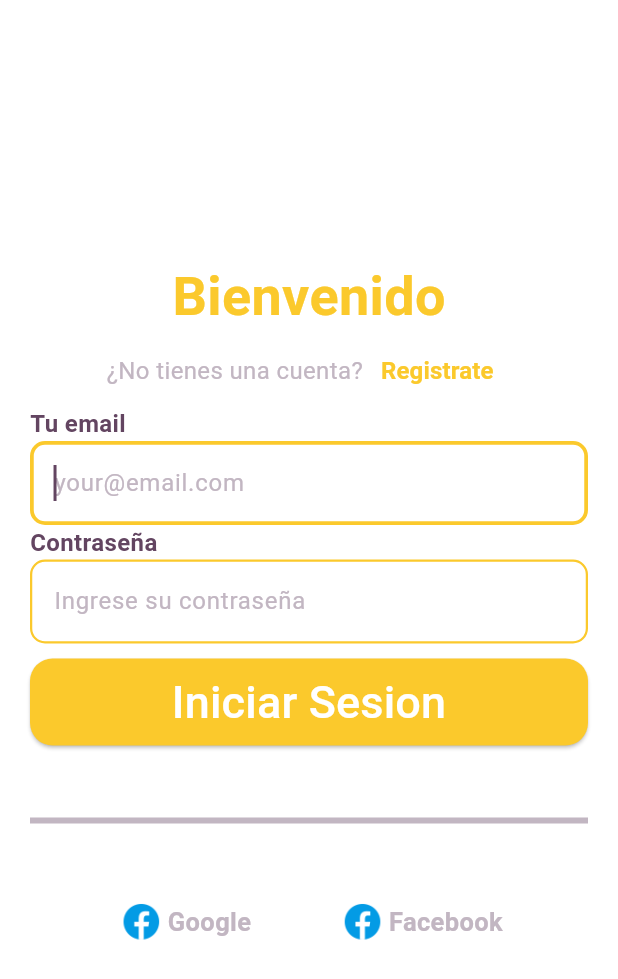
After one commit to ETenorioE/horno, a Flutter app: the LoginScreen screen opened by its route, on a phone screen of 412 x 824 dp. The commit adds this screen. Shown: the top 979 px of the screen. Run offline on Flutter 3.47's test engine with Material 2 defaults, Android fonts, the phone set to English and light mode, and no system bars; our stand-ins replace cached_network_image, google_fonts; network calls fail.

Commit message:
UI Login

```diff
--- a/lib/page/index.dart
+++ b/lib/page/index.dart
@@ -1,3 +1,5 @@
+export 'package:horno/page/login_screen.dart';
+
 export 'package:horno/page/voucher_page.dart';
 export 'package:horno/page/notification_page.dart';
 export 'package:horno/page/local_page.dart';
--- /dev/null
+++ b/lib/page/login_screen.dart
@@ -0,0 +1,222 @@
+import 'package:flutter/material.dart';
+import 'package:horno/page/index.dart';
+import 'package:horno/theme/theme.dart';
+
+class LoginScreen extends StatelessWidget {
+  const LoginScreen({Key? key}) : super(key: key);
+
+  @override
+  Widget build(BuildContext context) {
+    return Scaffold(
+      backgroundColor: ColorsApp.colorLight,
+      body: Center(
+        child: Padding(
+          padding: EdgeInsets.only(
+            left: Medidas.mypadding,
+            right: Medidas.mypadding,
+          ),
+          child: SingleChildScrollView(
+            child: Column(
+              mainAxisAlignment: MainAxisAlignment.center,
+              children: [
+                Text(
+                  'Bienvenido',
+                  style: TextStyle(
+                      fontSize: 36,
+                      fontWeight: FontWeight.bold,
+                      color: ColorsApp.colorPrimary),
+                ),
+                Row(
+                  mainAxisAlignment: MainAxisAlignment.center,
+                  children: [
+                    Text(
+                      '¿No tienes una cuenta?',
+                      style: TextStyle(
+                        color: ColorsApp.colorText,
+                        fontSize: 16,
+                      ),
+                    ),
+                    TextButton(
+                      onPressed: () {},
+                      child: Text(
+                        'Registrate',
+                        style: TextStyle(
+                            color: ColorsApp.colorPrimary,
+                            fontWeight: FontWeight.bold,
+                            fontSize: 16),
+                      ),
+                    ),
+                  ],
+                ),
+                Form(
+                  child: Column(
+                    children: [
+                      Row(
+                        children: [
+                          Text(
+                            'Tu email',
+                            style: TextStyle(
+                                color: ColorsApp.colorTitle,
+                                fontWeight: FontWeight.bold,
+                                fontSize: Medidas.mysize),
+                          ),
+                        ],
+                      ),
+                      TextFormField(
+                        autofocus: true,
+                        cursorColor: ColorsApp.colorTitle,
+                        style: TextStyle(color: ColorsApp.colorBlack),
+                        autocorrect: false,
+                        keyboardType: TextInputType.emailAddress,
+                        decoration: DecorationTextFormField(
+                          hinttext: 'your@email.com',
+                        ),
+                      ),
+                      Row(
+                        children: [
+                          Text(
+                            'Contraseña',
+                            style: TextStyle(
+                                color: ColorsApp.colorTitle,
+                                fontWeight: FontWeight.bold,
+                                fontSize: Medidas.mysize),
+                          ),
+                        ],
+                      ),
+                      TextFormField(
+                        cursorColor: ColorsApp.colorTitle,
+                        style: TextStyle(color: ColorsApp.colorBlack),
+                        autocorrect: false,
+                        keyboardType: TextInputType.text,
+                        decoration: DecorationTextFormField(
+                          hinttext: 'Ingrese su contraseña',
+                        ),
+                      ),
+                      const SizedBox(
+                        height: 10,
+                      ),
+                      SizedBox(
+                        width: double.infinity,
+                        height: 58,
+                        child: MaterialButton(
+                          shape: RoundedRectangleBorder(
+                            borderRadius:
+                                BorderRadius.circular(Medidas.myborderbutton),
+                          ),
+                          // disabledColor: ColorsApp.colorPrimary,
+                          disabledColor: Colors.red,
+                          elevation: 1,
+                          color: ColorsApp.colorPrimary,
+                          child: Text(
+                            'Iniciar Sesion',
+                            style: TextStyle(
+                                fontSize: 30, color: ColorsApp.colorLight),
+                          ),
+                          onPressed: () {
+                            Navigator.push(
+                              context,
+                              MaterialPageRoute(
+                                  builder: (context) => const LocalsPage()),
+                            );
+                          },
+                        ),
+                      )
+                    ],
+                  ),
+                ),
+                Divider(
+                  height: 100,
+                  thickness: 4,
+                  color: ColorsApp.colorText,
+                ),
+                Row(
+                  mainAxisAlignment: MainAxisAlignment.spaceEvenly,
+                  children: [
+                    Row(
+                      mainAxisAlignment: MainAxisAlignment.end,
+                      children: [
+                        SizedBox(
+                          height: 35,
+                          width: 35,
+                          child: IconButton(
+                              padding: const EdgeInsets.all(0),
+                              onPressed: () {},
+                              icon: Image.asset(
+                                'assets/contact/facebook.png',
+                                height: 30,
+                                width: 30,
+                                fit: BoxFit.cover,
+                              )),
+                        ),
+                        Text(
+                          'Google',
+                          style: TextStyle(
+                              color: ColorsApp.colorText,
+                              fontWeight: FontWeight.bold,
+                              fontSize: 17),
+                        ),
+                      ],
+                    ),
+                    Row(
+                      children: [
+                        SizedBox(
+                          height: 35,
+                          width: 35,
+                          child: IconButton(
+                              padding: const EdgeInsets.all(0),
+                              onPressed: () {},
+                              icon: Image.asset(
+                                'assets/contact/facebook.png',
+                                height: 30,
+                                width: 30,
+                                fit: BoxFit.cover,
+                              )),
+                        ),
+                        Text(
+                          'Facebook',
+                          style: TextStyle(
+                              color: ColorsApp.colorText,
+                              fontWeight: FontWeight.bold,
+                              fontSize: 17),
+                        ),
+                      ],
+                    ),
+                  ],
+                ),
+                const SizedBox(
+                  height: 20,
+                )
+              ],
+            ),
+          ),
+        ),
+      ),
+    );
+  }
+
+  InputDecoration DecorationTextFormField({
+    final String? hinttext,
+  }) {
+    return InputDecoration(
+        enabledBorder: OutlineInputBorder(
+          borderSide: BorderSide(width: 1.5, color: ColorsApp.colorPrimary),
+          borderRadius: BorderRadius.circular(10),
+        ),
+        focusedBorder: OutlineInputBorder(
+          borderSide: BorderSide(width: 2.5, color: ColorsApp.colorPrimary),
+          borderRadius: BorderRadius.circular(10),
+        ),
+        errorBorder: OutlineInputBorder(
+          borderSide: BorderSide(width: 1.5, color: ColorsApp.colorError),
+          borderRadius: BorderRadius.circular(10),
+        ),
+        border: OutlineInputBorder(
+          borderSide: BorderSide(width: 1.5, color: ColorsApp.colorError),
+          borderRadius: BorderRadius.circular(10),
+        ),
+        filled: true,
+        fillColor: Colors.white,
+        hintText: hinttext,
+        hintStyle: TextStyle(color: ColorsApp.colorText));
+  }
+}
--- a/lib/routes/index.dart
+++ b/lib/routes/index.dart
@@ -7,6 +7,7 @@ class MyRoutes {
   static const String rHome = '/home';
   static const String rNOTIFY = '/notifications';
   static const String rVOUCHER = '/voucher';
+  static const String rLOGIN = '/login';
 
   static Route<dynamic> generateRoute(RouteSettings settings) {
     switch (settings.name) {
@@ -20,6 +21,8 @@ class MyRoutes {
         return MaterialPageRoute(builder: (_) => const NotificationPage());
       case ('/voucher'):
         return MaterialPageRoute(builder: (_) => const VoucherPage());
+      case ('/login'):
+        return MaterialPageRoute(builder: (_) => const LoginScreen());
 
       default:
         return MaterialPageRoute(builder: (_) => const HomeScreen());
--- a/lib/theme/theme.dart
+++ b/lib/theme/theme.dart
@@ -8,4 +8,11 @@ class ColorsApp {
   static Color colorPrimary = const Color(0xffFBC92C);
   static Color colorLight = Colors.white;
   static Color colorError = const Color(0xffD0021B);
+  static Color colorBlack = const Color(0xff252525);
 }
+
+class Medidas {
+  static double mypadding = 20;
+  static double mysize = 16;
+  static double myborderbutton = 15;
+}
--- a/lib/widgets/drawer.dart
+++ b/lib/widgets/drawer.dart
@@ -15,7 +15,7 @@ class CustomDrawer extends StatelessWidget {
           children: [
             const DrawerHeader(
               child: Center(
-                child: TitleWidget('Jheremy Saavedra'),
+                child: TitleWidget('Eduardo Tenorio'),
               ),
             ),
             ListTileCustom(
@@ -96,7 +96,13 @@ class CustomDrawer extends StatelessWidget {
                           'Si',
                           style: TextStyle(color: Colors.black26),
                         ),
-                        onPressed: () {},
+                        onPressed: () {
+                          Navigator.push(
+                            context,
+                            MaterialPageRoute(
+                                builder: (context) => const LoginScreen()),
+                          );
+                        },
                       ),
                       TextButton(
                         child: const Text('No'),
```
